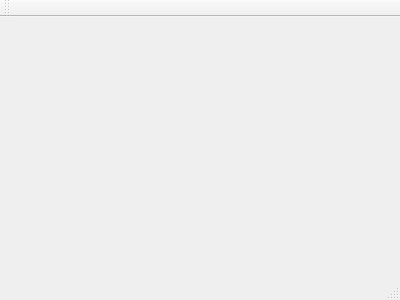
Before: the Qt Designer form recept/mainwindow.ui in Teaching-projects/SZE-ProgCpp-2018-E-recept, drawn with Qt 5.
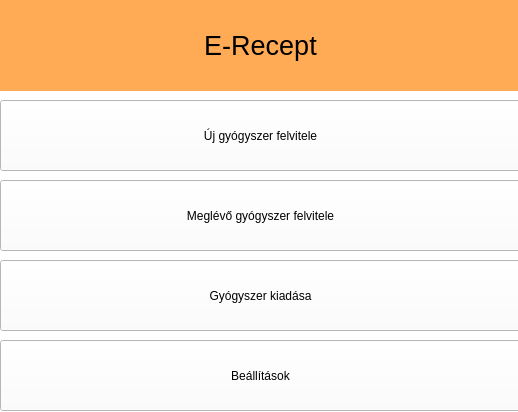
After: the same form once the commit is applied.

The edit to the form file:
```diff
--- a/recept/mainwindow.ui
+++ b/recept/mainwindow.ui
@@ -6,33 +6,511 @@
    <rect>
     <x>0</x>
     <y>0</y>
-    <width>400</width>
-    <height>300</height>
+    <width>518</width>
+    <height>412</height>
    </rect>
   </property>
   <property name="windowTitle">
    <string>MainWindow</string>
   </property>
-  <widget class="QWidget" name="centralWidget"/>
-  <widget class="QMenuBar" name="menuBar">
-   <property name="geometry">
-    <rect>
-     <x>0</x>
-     <y>0</y>
-     <width>400</width>
-     <height>21</height>
-    </rect>
-   </property>
+  <property name="styleSheet">
+   <string notr="true">background: #FFFFFF
+</string>
+  </property>
+  <widget class="QWidget" name="centralWidget">
+   <widget class="QLabel" name="label">
+    <property name="geometry">
+     <rect>
+      <x>0</x>
+      <y>0</y>
+      <width>521</width>
+      <height>91</height>
+     </rect>
+    </property>
+    <property name="palette">
+     <palette>
+      <active>
+       <colorrole role="WindowText">
+        <brush brushstyle="SolidPattern">
+         <color alpha="255">
+          <red>0</red>
+          <green>0</green>
+          <blue>0</blue>
+         </color>
+        </brush>
+       </colorrole>
+       <colorrole role="Button">
+        <brush brushstyle="SolidPattern">
+         <color alpha="255">
+          <red>255</red>
+          <green>170</green>
+          <blue>85</blue>
+         </color>
+        </brush>
+       </colorrole>
+       <colorrole role="Light">
+        <brush brushstyle="SolidPattern">
+         <color alpha="255">
+          <red>213</red>
+          <green>234</green>
+          <blue>255</blue>
+         </color>
+        </brush>
+       </colorrole>
+       <colorrole role="Midlight">
+        <brush brushstyle="SolidPattern">
+         <color alpha="255">
+          <red>149</red>
+          <green>202</green>
+          <blue>255</blue>
+         </color>
+        </brush>
+       </colorrole>
+       <colorrole role="Dark">
+        <brush brushstyle="SolidPattern">
+         <color alpha="255">
+          <red>42</red>
+          <green>85</green>
+          <blue>127</blue>
+         </color>
+        </brush>
+       </colorrole>
+       <colorrole role="Mid">
+        <brush brushstyle="SolidPattern">
+         <color alpha="255">
+          <red>56</red>
+          <green>113</green>
+          <blue>170</blue>
+         </color>
+        </brush>
+       </colorrole>
+       <colorrole role="Text">
+        <brush brushstyle="SolidPattern">
+         <color alpha="255">
+          <red>0</red>
+          <green>0</green>
+          <blue>0</blue>
+         </color>
+        </brush>
+       </colorrole>
+       <colorrole role="BrightText">
+        <brush brushstyle="SolidPattern">
+         <color alpha="255">
+          <red>255</red>
+          <green>255</green>
+          <blue>255</blue>
+         </color>
+        </brush>
+       </colorrole>
+       <colorrole role="ButtonText">
+        <brush brushstyle="SolidPattern">
+         <color alpha="255">
+          <red>0</red>
+          <green>0</green>
+          <blue>0</blue>
+         </color>
+        </brush>
+       </colorrole>
+       <colorrole role="Base">
+        <brush brushstyle="SolidPattern">
+         <color alpha="255">
+          <red>255</red>
+          <green>170</green>
+          <blue>85</blue>
+         </color>
+        </brush>
+       </colorrole>
+       <colorrole role="Window">
+        <brush brushstyle="SolidPattern">
+         <color alpha="255">
+          <red>255</red>
+          <green>170</green>
+          <blue>85</blue>
+         </color>
+        </brush>
+       </colorrole>
+       <colorrole role="Shadow">
+        <brush brushstyle="SolidPattern">
+         <color alpha="255">
+          <red>0</red>
+          <green>0</green>
+          <blue>0</blue>
+         </color>
+        </brush>
+       </colorrole>
+       <colorrole role="AlternateBase">
+        <brush brushstyle="SolidPattern">
+         <color alpha="255">
+          <red>170</red>
+          <green>212</green>
+          <blue>255</blue>
+         </color>
+        </brush>
+       </colorrole>
+       <colorrole role="ToolTipBase">
+        <brush brushstyle="SolidPattern">
+         <color alpha="255">
+          <red>255</red>
+          <green>255</green>
+          <blue>220</blue>
+         </color>
+        </brush>
+       </colorrole>
+       <colorrole role="ToolTipText">
+        <brush brushstyle="SolidPattern">
+         <color alpha="255">
+          <red>0</red>
+          <green>0</green>
+          <blue>0</blue>
+         </color>
+        </brush>
+       </colorrole>
+      </active>
+      <inactive>
+       <colorrole role="WindowText">
+        <brush brushstyle="SolidPattern">
+         <color alpha="255">
+          <red>0</red>
+          <green>0</green>
+          <blue>0</blue>
+         </color>
+        </brush>
+       </colorrole>
+       <colorrole role="Button">
+        <brush brushstyle="SolidPattern">
+         <color alpha="255">
+          <red>255</red>
+          <green>170</green>
+          <blue>85</blue>
+         </color>
+        </brush>
+       </colorrole>
+       <colorrole role="Light">
+        <brush brushstyle="SolidPattern">
+         <color alpha="255">
+          <red>213</red>
+          <green>234</green>
+          <blue>255</blue>
+         </color>
+        </brush>
+       </colorrole>
+       <colorrole role="Midlight">
+        <brush brushstyle="SolidPattern">
+         <color alpha="255">
+          <red>149</red>
+          <green>202</green>
+          <blue>255</blue>
+         </color>
+        </brush>
+       </colorrole>
+       <colorrole role="Dark">
+        <brush brushstyle="SolidPattern">
+         <color alpha="255">
+          <red>42</red>
+          <green>85</green>
+          <blue>127</blue>
+         </color>
+        </brush>
+       </colorrole>
+       <colorrole role="Mid">
+        <brush brushstyle="SolidPattern">
+         <color alpha="255">
+          <red>56</red>
+          <green>113</green>
+          <blue>170</blue>
+         </color>
+        </brush>
+       </colorrole>
+       <colorrole role="Text">
+        <brush brushstyle="SolidPattern">
+         <color alpha="255">
+          <red>0</red>
+          <green>0</green>
+          <blue>0</blue>
+         </color>
+        </brush>
+       </colorrole>
+       <colorrole role="BrightText">
+        <brush brushstyle="SolidPattern">
+         <color alpha="255">
+          <red>255</red>
+          <green>255</green>
+          <blue>255</blue>
+         </color>
+        </brush>
+       </colorrole>
+       <colorrole role="ButtonText">
+        <brush brushstyle="SolidPattern">
+         <color alpha="255">
+          <red>0</red>
+          <green>0</green>
+          <blue>0</blue>
+         </color>
+        </brush>
+       </colorrole>
+       <colorrole role="Base">
+        <brush brushstyle="SolidPattern">
+         <color alpha="255">
+          <red>255</red>
+          <green>170</green>
+          <blue>85</blue>
+         </color>
+        </brush>
+       </colorrole>
+       <colorrole role="Window">
+        <brush brushstyle="SolidPattern">
+         <color alpha="255">
+          <red>255</red>
+          <green>170</green>
+          <blue>85</blue>
+         </color>
+        </brush>
+       </colorrole>
+       <colorrole role="Shadow">
+        <brush brushstyle="SolidPattern">
+         <color alpha="255">
+          <red>0</red>
+          <green>0</green>
+          <blue>0</blue>
+         </color>
+        </brush>
+       </colorrole>
+       <colorrole role="AlternateBase">
+        <brush brushstyle="SolidPattern">
+         <color alpha="255">
+          <red>170</red>
+          <green>212</green>
+          <blue>255</blue>
+         </color>
+        </brush>
+       </colorrole>
+       <colorrole role="ToolTipBase">
+        <brush brushstyle="SolidPattern">
+         <color alpha="255">
+          <red>255</red>
+          <green>255</green>
+          <blue>220</blue>
+         </color>
+        </brush>
+       </colorrole>
+       <colorrole role="ToolTipText">
+        <brush brushstyle="SolidPattern">
+         <color alpha="255">
+          <red>0</red>
+          <green>0</green>
+          <blue>0</blue>
+         </color>
+        </brush>
+       </colorrole>
+      </inactive>
+      <disabled>
+       <colorrole role="WindowText">
+        <brush brushstyle="SolidPattern">
+         <color alpha="255">
+          <red>42</red>
+          <green>85</green>
+          <blue>127</blue>
+         </color>
+        </brush>
+       </colorrole>
+       <colorrole role="Button">
+        <brush brushstyle="SolidPattern">
+         <color alpha="255">
+          <red>255</red>
+          <green>170</green>
+          <blue>85</blue>
+         </color>
+        </brush>
+       </colorrole>
+       <colorrole role="Light">
+        <brush brushstyle="SolidPattern">
+         <color alpha="255">
+          <red>213</red>
+          <green>234</green>
+          <blue>255</blue>
+         </color>
+        </brush>
+       </colorrole>
+       <colorrole role="Midlight">
+        <brush brushstyle="SolidPattern">
+         <color alpha="255">
+          <red>149</red>
+          <green>202</green>
+          <blue>255</blue>
+         </color>
+        </brush>
+       </colorrole>
+       <colorrole role="Dark">
+        <brush brushstyle="SolidPattern">
+         <color alpha="255">
+          <red>42</red>
+          <green>85</green>
+          <blue>127</blue>
+         </color>
+        </brush>
+       </colorrole>
+       <colorrole role="Mid">
+        <brush brushstyle="SolidPattern">
+         <color alpha="255">
+          <red>56</red>
+          <green>113</green>
+          <blue>170</blue>
+         </color>
+        </brush>
+       </colorrole>
+       <colorrole role="Text">
+        <brush brushstyle="SolidPattern">
+         <color alpha="255">
+          <red>42</red>
+          <green>85</green>
+          <blue>127</blue>
+         </color>
+        </brush>
+       </colorrole>
+       <colorrole role="BrightText">
+        <brush brushstyle="SolidPattern">
+         <color alpha="255">
+          <red>255</red>
+          <green>255</green>
+          <blue>255</blue>
+         </color>
+        </brush>
+       </colorrole>
+       <colorrole role="ButtonText">
+        <brush brushstyle="SolidPattern">
+         <color alpha="255">
+          <red>42</red>
+          <green>85</green>
+          <blue>127</blue>
+         </color>
+        </brush>
+       </colorrole>
+       <colorrole role="Base">
+        <brush brushstyle="SolidPattern">
+         <color alpha="255">
+          <red>255</red>
+          <green>170</green>
+          <blue>85</blue>
+         </color>
+        </brush>
+       </colorrole>
+       <colorrole role="Window">
+        <brush brushstyle="SolidPattern">
+         <color alpha="255">
+          <red>255</red>
+          <green>170</green>
+          <blue>85</blue>
+         </color>
+        </brush>
+       </colorrole>
+       <colorrole role="Shadow">
+        <brush brushstyle="SolidPattern">
+         <color alpha="255">
+          <red>0</red>
+          <green>0</green>
+          <blue>0</blue>
+         </color>
+        </brush>
+       </colorrole>
+       <colorrole role="AlternateBase">
+        <brush brushstyle="SolidPattern">
+         <color alpha="255">
+          <red>85</red>
+          <green>170</green>
+          <blue>255</blue>
+         </color>
+        </brush>
+       </colorrole>
+       <colorrole role="ToolTipBase">
+        <brush brushstyle="SolidPattern">
+         <color alpha="255">
+          <red>255</red>
+          <green>255</green>
+          <blue>220</blue>
+         </color>
+        </brush>
+       </colorrole>
+       <colorrole role="ToolTipText">
+        <brush brushstyle="SolidPattern">
+         <color alpha="255">
+          <red>0</red>
+          <green>0</green>
+          <blue>0</blue>
+         </color>
+        </brush>
+       </colorrole>
+      </disabled>
+     </palette>
+    </property>
+    <property name="font">
+     <font>
+      <pointsize>20</pointsize>
+     </font>
+    </property>
+    <property name="styleSheet">
+     <string notr="true">background: #ffaa55
+</string>
+    </property>
+    <property name="text">
+     <string>E-Recept</string>
+    </property>
+    <property name="alignment">
+     <set>Qt::AlignCenter</set>
+    </property>
+   </widget>
+   <widget class="QPushButton" name="pushButton">
+    <property name="geometry">
+     <rect>
+      <x>0</x>
+      <y>100</y>
+      <width>521</width>
+      <height>71</height>
+     </rect>
+    </property>
+    <property name="text">
+     <string>Új gyógyszer felvitele</string>
+    </property>
+   </widget>
+   <widget class="QPushButton" name="pushButton_2">
+    <property name="geometry">
+     <rect>
+      <x>0</x>
+      <y>180</y>
+      <width>521</width>
+      <height>71</height>
+     </rect>
+    </property>
+    <property name="text">
+     <string>Meglévő gyógyszer felvitele</string>
+    </property>
+   </widget>
+   <widget class="QPushButton" name="pushButton_3">
+    <property name="geometry">
+     <rect>
+      <x>0</x>
+      <y>260</y>
+      <width>521</width>
+      <height>71</height>
+     </rect>
+    </property>
+    <property name="text">
+     <string>Gyógyszer kiadása</string>
+    </property>
+   </widget>
+   <widget class="QPushButton" name="pushButton_4">
+    <property name="geometry">
+     <rect>
+      <x>0</x>
+      <y>340</y>
+      <width>521</width>
+      <height>71</height>
+     </rect>
+    </property>
+    <property name="text">
+     <string>Beállítások</string>
+    </property>
+   </widget>
   </widget>
-  <widget class="QToolBar" name="mainToolBar">
-   <attribute name="toolBarArea">
-    <enum>TopToolBarArea</enum>
-   </attribute>
-   <attribute name="toolBarBreak">
-    <bool>false</bool>
-   </attribute>
-  </widget>
-  <widget class="QStatusBar" name="statusBar"/>
  </widget>
  <layoutdefault spacing="6" margin="11"/>
  <resources/>
```
Left out of the diff: 2 changed lines with no effect on the pictures.
